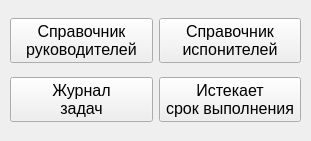
Before: the Qt Designer form ui/main_menu.ui in alex-klev/Task_Log_WinForm, drawn with Qt 5.
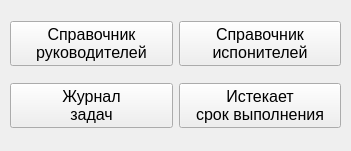
After: the same form once the commit is applied.

```diff
--- a/ui/main_menu.ui
+++ b/ui/main_menu.ui
@@ -6,20 +6,20 @@
    <rect>
     <x>0</x>
     <y>0</y>
-    <width>311</width>
-    <height>141</height>
+    <width>351</width>
+    <height>151</height>
    </rect>
   </property>
   <property name="minimumSize">
    <size>
-    <width>311</width>
-    <height>141</height>
+    <width>351</width>
+    <height>151</height>
    </size>
   </property>
   <property name="maximumSize">
    <size>
-    <width>311</width>
-    <height>141</height>
+    <width>351</width>
+    <height>151</height>
    </size>
   </property>
   <property name="font">
@@ -36,8 +36,8 @@
      <rect>
       <x>10</x>
       <y>10</y>
-      <width>291</width>
-      <height>121</height>
+      <width>331</width>
+      <height>131</height>
      </rect>
     </property>
     <layout class="QGridLayout" name="gridLayout">
```
